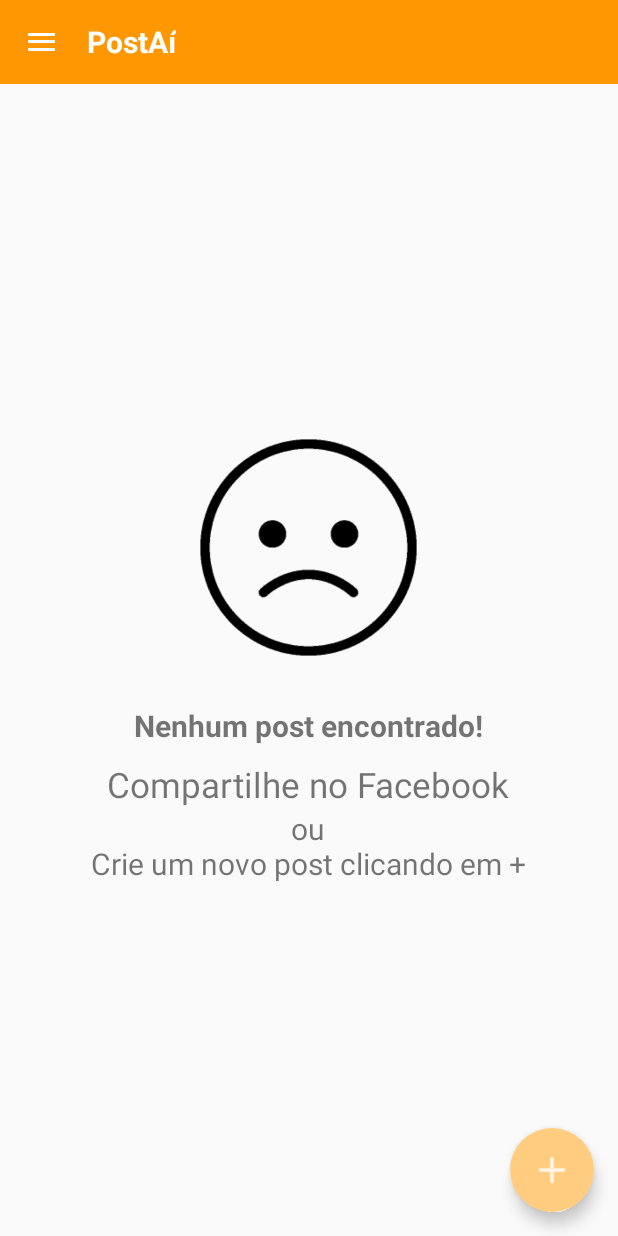
After one commit to daividsimoes/Post_Around, an Android app: the fragment NenhumPostEncontradoFragment placed in its activity, on a phone screen of 412 x 824 dp. The commit adds this screen. Run offline under Robolectric (Android 15) with nearby library versions, the phone set to English and light mode, and no system bars; our stand-ins replace Picasso; libraries missing offline, so code that uses them is left out: android.support.v7, com.facebook, com.facebook.login, retrofit.client; pictures from the network do not load; 2 statements that could not run were skipped.

Commit message:
Adicionada tela de nenhum post encontrado.

```diff
--- a/app/src/main/java/postaround/tcc/inatel/br/fragment/LoginActivityFragment.java
+++ b/app/src/main/java/postaround/tcc/inatel/br/fragment/LoginActivityFragment.java
@@ -135,10 +135,10 @@ public class LoginActivityFragment extends Fragment {
                                 });
 
 
-                                    intent = new Intent(getActivity(), NavigationActivity.class);
+                                    /*intent = new Intent(getActivity(), NavigationActivity.class);
                                     intent.putExtra("obj", user);
                                     startActivity(intent);
-                                    getActivity().finish();
+                                    getActivity().finish();*/
                             }
                         }
                     });
--- /dev/null
+++ b/app/src/main/java/postaround/tcc/inatel/br/fragment/NenhumPostEncontradoFragment.java
@@ -0,0 +1,62 @@
+package postaround.tcc.inatel.br.fragment;
+
+import android.app.Activity;
+import android.content.Intent;
+import android.net.Uri;
+import android.os.Bundle;
+import android.support.design.widget.FloatingActionButton;
+import android.support.v4.app.Fragment;
+import android.view.LayoutInflater;
+import android.view.View;
+import android.view.ViewGroup;
+
+import postaround.tcc.inatel.br.postaround.CriarPostActivity;
+import postaround.tcc.inatel.br.postaround.R;
+
+public class NenhumPostEncontradoFragment extends Fragment {
+
+    private FloatingActionButton btnAddNewPost;
+
+    public static NenhumPostEncontradoFragment newInstance() {
+        NenhumPostEncontradoFragment fragment = new NenhumPostEncontradoFragment();
+        return fragment;
+    }
+
+    public NenhumPostEncontradoFragment() {
+        // Required empty public constructor
+    }
+
+    @Override
+    public void onCreate(Bundle savedInstanceState) {
+        super.onCreate(savedInstanceState);
+    }
+
+    @Override
+    public View onCreateView(LayoutInflater inflater, ViewGroup container,
+                             Bundle savedInstanceState) {
+        // Inflate the layout for this fragment
+        View view = inflater.inflate(R.layout.fragment_nenhum_post_encontrado, container, false);
+
+        btnAddNewPost = (FloatingActionButton) view.findViewById(R.id.add_new_post);
+        btnAddNewPost.setOnClickListener(new FloatingActionButton.OnClickListener() {
+            @Override
+            public void onClick(View view) {
+                Intent intent = new Intent(getActivity(), CriarPostActivity.class);
+                startActivity(intent);
+            }
+        });
+
+        return view;
+    }
+
+    @Override
+    public void onAttach(Activity activity) {
+        super.onAttach(activity);
+    }
+
+    @Override
+    public void onDetach() {
+        super.onDetach();
+    }
+
+}
--- a/app/src/main/java/postaround/tcc/inatel/br/fragment/PostAoRedorFragment.java
+++ b/app/src/main/java/postaround/tcc/inatel/br/fragment/PostAoRedorFragment.java
@@ -15,8 +15,6 @@ import android.view.LayoutInflater;
 import android.view.View;
 import android.view.ViewGroup;
 import android.widget.AdapterView;
-import android.widget.ImageButton;
-import android.widget.ListView;
 import android.widget.RelativeLayout;
 
 import com.facebook.FacebookSdk;
@@ -59,6 +57,7 @@ public class PostAoRedorFragment extends Fragment implements SwipeRefreshLayout.
     public PostAoRedorFragment() {
         // Required empty public constructor
     }
+
     @Override
     public void onCreate(Bundle savedInstanceState) {
         super.onCreate(savedInstanceState);
@@ -86,8 +85,6 @@ public class PostAoRedorFragment extends Fragment implements SwipeRefreshLayout.
         // use a linear layout manager
         layoutManager = new LinearLayoutManager(getActivity());
         recyclerView.setLayoutManager(layoutManager);
-
-
 
         swipeView.setOnRefreshListener(this);
 //        listView.setOnItemClickListener(this);
@@ -131,18 +128,28 @@ public class PostAoRedorFragment extends Fragment implements SwipeRefreshLayout.
                 @Override
                 public void success(List<Post> posts, Response response) {
 
+                    if(posts.size() > 0) {
                         recyclerView.setAdapter(new PostAoRedorAdapter(activity, posts));
                         progressBar.setVisibility(View.GONE);
                         swipeView.setRefreshing(false);
                         locationManager.getmGoogleApiClient().disconnect();
+                    } else {
+                        getFragmentManager().beginTransaction()
+                                .replace(R.id.container, new NenhumPostEncontradoFragment())
+                                .commit();
+                    }
                 }
 
                 @Override
                 public void failure(RetrofitError error) {
+                    progressBar.setVisibility(View.GONE);
                     Log.e("error", error.getMessage());
                 }
             });
 
+        } else {
+            progressBar.setVisibility(View.GONE);
+            Log.e("error", "location not found!");
         }
     }
 
--- a/app/src/main/java/postaround/tcc/inatel/br/postaround/GetResponseAsync.java
+++ b/app/src/main/java/postaround/tcc/inatel/br/postaround/GetResponseAsync.java
@@ -59,9 +59,9 @@ public class GetResponseAsync extends AsyncTask<String, Void, String> {
     protected String doInBackground(String... params) {
 
         Map config = new HashMap();
-        config.put("cloud_name", "dfnoff8kl"); //
-        config.put("api_key", "423312899336841"); //
-        config.put("api_secret", "PB7_3xXCf5Q-WURKEBpSf_IoiTM"); //
+        config.put("cloud_name", "dfnoff8kl");
+        config.put("api_key", "423312899336841");
+        config.put("api_secret", "PB7_3xXCf5Q-WURKEBpSf_IoiTM");
         config.put("transformation", new Transformation().width(200).height(200).crop("limit"));
 
         Cloudinary cloudinary = new Cloudinary(config);
--- a/app/src/main/java/postaround/tcc/inatel/br/postaround/NavigationActivity.java
+++ b/app/src/main/java/postaround/tcc/inatel/br/postaround/NavigationActivity.java
@@ -90,7 +90,7 @@ public class NavigationActivity extends AppCompatActivity
         TextView userNameText = (TextView) navigationView.findViewById(R.id.drawer_username);
 
         userNameText.setText(userName);
-        Picasso.with(this).load("https://graph.facebook.com/" + userId + "/picture?type=large").placeholder(R.drawable.ic_user).transform(new CircleImage()).into(profilePicture);
+        ///Picasso.with(this).load("https://graph.facebook.com/" + userId + "/picture?type=large").placeholder(R.drawable.ic_user).transform(new CircleImage()).into(profilePicture);
 
         navigationView.setNavigationItemSelectedListener(new NavigationView.OnNavigationItemSelectedListener() {
             @Override
--- a/app/src/main/res/layout/activity_comentario_post.xml
+++ b/app/src/main/res/layout/activity_comentario_post.xml
@@ -28,6 +28,7 @@
         android:layout_width="fill_parent"
         android:layout_height="2dip"
         android:background="@color/gray" />
+
     <LinearLayout
         android:layout_width="match_parent"
         android:layout_height="wrap_content"
--- /dev/null
+++ b/app/src/main/res/layout/fragment_nenhum_post_encontrado.xml
@@ -0,0 +1,66 @@
+<RelativeLayout
+    xmlns:android="http://schemas.android.com/apk/res/android"
+    xmlns:tools="http://schemas.android.com/tools"
+    android:layout_width="match_parent"
+    android:layout_height="match_parent"
+    xmlns:app="http://schemas.android.com/apk/res-auto"
+    tools:context="postaround.tcc.inatel.br.fragment.NenhumPostEncontradoFragment"
+    >
+
+    <LinearLayout
+        android:orientation="vertical"
+        android:gravity="center"
+        android:layout_width="wrap_content"
+        android:layout_height="wrap_content"
+        android:layout_centerInParent="true"
+        >
+
+        <ImageView
+            android:layout_width="150dp"
+            android:layout_height="150dp"
+            android:src="@drawable/ic_sad_face"
+            android:layout_gravity="center"
+            android:layout_marginBottom="20dp" />
+
+        <TextView
+            android:layout_width="wrap_content"
+            android:layout_height="wrap_content"
+            android:text="@string/nenhum_post_encontrado"
+            android:textSize="20sp"
+            android:paddingTop="10dp"
+            android:layout_gravity="center" />
+
+        <TextView
+            android:layout_width="wrap_content"
+            android:layout_height="wrap_content"
+            android:text="@string/compartilhe_facebook"
+            android:textSize="23sp"
+            android:paddingTop="10dp"
+            android:layout_gravity="center" />
+
+        <TextView
+            android:layout_width="wrap_content"
+            android:layout_height="wrap_content"
+            android:text="@string/crie_novo_post"
+            android:textSize="20sp"
+            android:layout_gravity="center"
+            android:gravity="center"/>
+
+    </LinearLayout>
+
+    <android.support.design.widget.FloatingActionButton
+    android:id="@+id/add_new_post"
+    android:layout_width="wrap_content"
+    android:layout_height="wrap_content"
+    android:gravity="bottom"
+    android:layout_alignParentBottom="true"
+    android:layout_alignParentRight="true"
+    android:layout_margin="16dp"
+    android:clickable="true"
+    app:pressedTranslationZ="12dp"
+    app:borderWidth="0dp"
+    app:elevation="6dp"
+    app:rippleColor="@android:color/white"
+    android:src="@drawable/ic_add"/>
+
+</RelativeLayout>
--- a/app/src/main/res/layout/fragment_post_ao_redor.xml
+++ b/app/src/main/res/layout/fragment_post_ao_redor.xml
@@ -46,6 +46,6 @@
         app:borderWidth="0dp"
         app:elevation="6dp"
         app:rippleColor="@android:color/white"
-        android:src="@drawable/ic_create_white_48dp"/>
+        android:src="@drawable/ic_add"/>
 
 </RelativeLayout>
--- a/app/src/main/res/values/strings.xml
+++ b/app/src/main/res/values/strings.xml
@@ -46,4 +46,11 @@
     <string name="capturarImagem">Capturar imagem</string>
     <string name="escolherImagem">Escolher imagem</string>
 
+    <!-- nenhum post encontrado -->
+    <string name="nenhum_post_encontrado"><b>Nenhum post encontrado!</b></string>
+    <string name="compartilhe_facebook">Compartilhe no Facebook</string>
+    <string name="crie_novo_post">ou\nCrie um novo post clicando em +</string>
+    _
+
+
 </resources>
```
Also changed, not shown: app/src/main/java/postaround/tcc/inatel/br/fragment/CriarPostActivityFragment.java (+6 -11 lines), app/src/main/res/drawable/ic_sad_face.png (added). Lines whose indentation alone changed are shown as unchanged.
